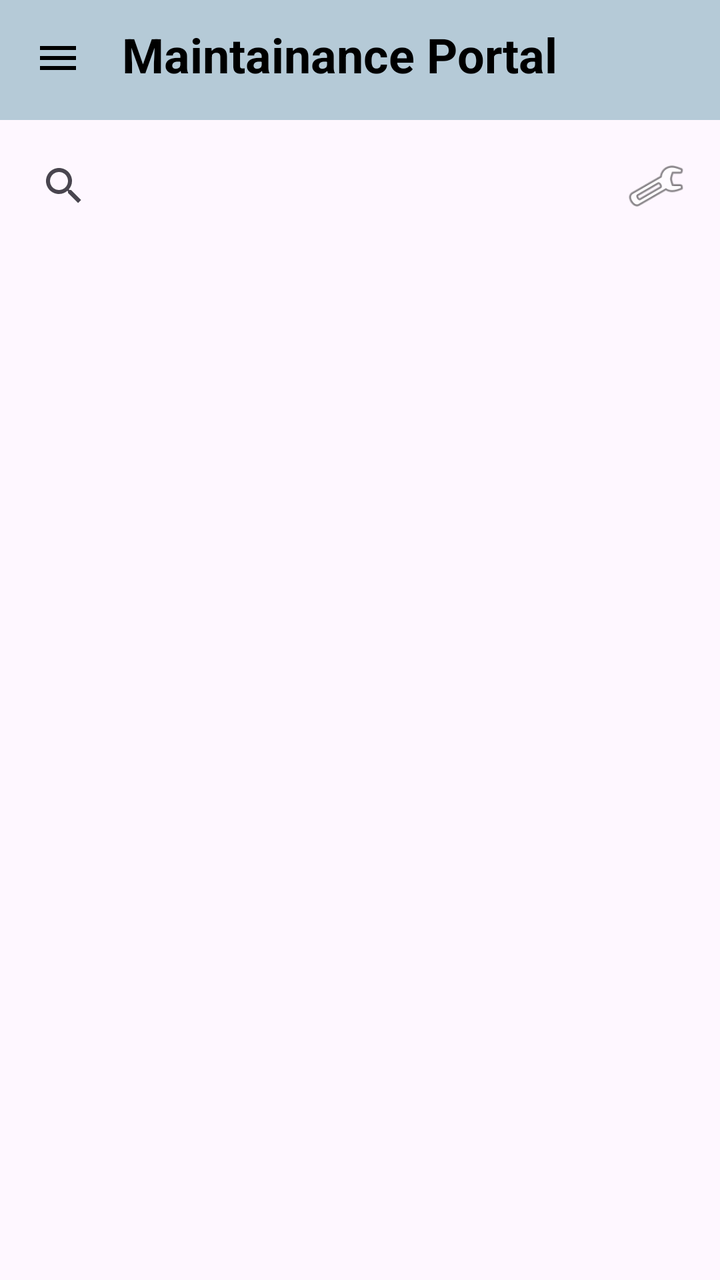
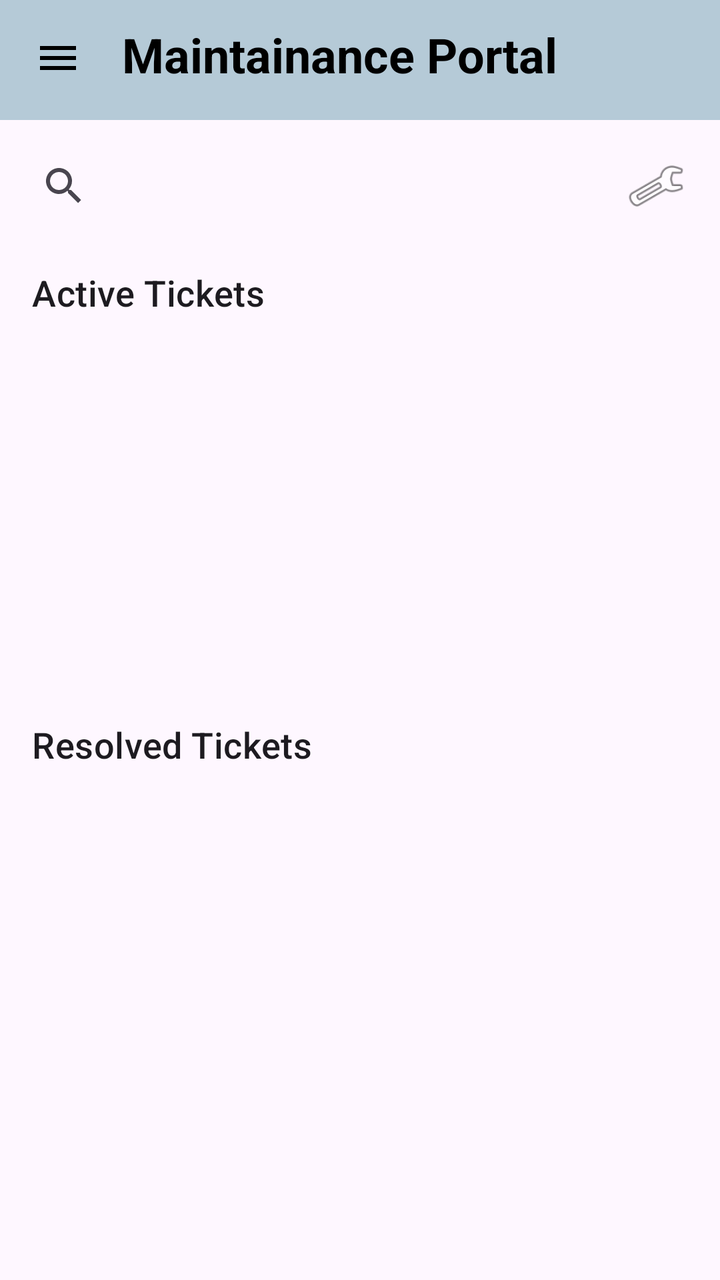

Compare the two renders of this Android layout. The source of the first and the diff that turns it into the second are given below.
<!-- AndroidManifest.xml: application theme Theme.CampusFix -->
<!-- res/layout/activity_maintainance_task.xml -->
<?xml version="1.0" encoding="utf-8"?>
<androidx.constraintlayout.widget.ConstraintLayout xmlns:android="http://schemas.android.com/apk/res/android"
    android:layout_width="match_parent"
    android:layout_height="match_parent"
    xmlns:app="http://schemas.android.com/apk/res-auto">
    
    <LinearLayout
        android:id="@+id/topBar"
        android:layout_width="match_parent"
        android:layout_height="60dp"
        android:background="@color/material_dynamic_secondary80"
        android:orientation="horizontal"
        android:gravity="start"
        android:padding="5dp"
        app:layout_constraintTop_toTopOf="parent"
        >
        <ImageView
            android:id="@+id/ivClose"
            android:layout_width="48dp"
            android:layout_height="48dp"
            android:layout_marginEnd="8dp"
            android:contentDescription="Close button"
            android:padding="12dp"
            android:src="@drawable/ic_menu"
            />
        <TextView
            android:id="@+id/tvReportTitle"
            android:layout_width="wrap_content"
            android:layout_height="wrap_content"
            android:layout_marginTop="6dp"
            android:text="Maintainance Portal"
            android:textColor="@android:color/black"
            android:textSize="24sp"
            android:textStyle="bold"
            />
    </LinearLayout>

    <LinearLayout
        android:layout_width="match_parent"
        android:layout_height="wrap_content"
        android:layout_margin="8dp"
        app:layout_constraintTop_toBottomOf="@id/topBar"
        android:orientation="horizontal"
        android:gravity="center_vertical"
        >
        <SearchView
            android:id="@+id/search_bar"
            android:layout_width="0dp"
            android:layout_weight=".6"
            android:layout_height="50dp"
            android:layout_gravity="fill_horizontal"
            />
        <ImageView
            android:layout_width="30dp"
            android:layout_height="30dp"
            android:layout_margin="9dp"
            android:id="@+id/ic_filter"
            android:src="@android:drawable/ic_menu_preferences"
            android:contentDescription="filter icon"/>
    </LinearLayout>


</androidx.constraintlayout.widget.ConstraintLayout>
<!-- resources referenced by this layout -->
<resources>
  <!-- drawable ic_menu (drawable) -->
  <vector xmlns:android="http://schemas.android.com/apk/res/android"
      android:width="24dp"
      android:height="24dp"
      android:viewportWidth="24"
      android:viewportHeight="24"
      android:tint="#000000">
      <path
          android:fillColor="@android:color/white"
          android:pathData="M3,18h18v-2L3,16v2zM3,13h18v-2L3,11v2zM3,6v2h18L21,6L3,6z" />
  </vector>
  <style name="Theme.CampusFix" parent="Theme.Material3.Light.NoActionBar" />
</resources>

<!-- the commit's change to res/layout/activity_maintainance_task.xml (unified diff, before → after) -->
@@ -36,6 +36,7 @@
     </LinearLayout>
 
     <LinearLayout
+        android:id="@+id/ll_search_bar"
         android:layout_width="match_parent"
         android:layout_height="wrap_content"
         android:layout_margin="8dp"
@@ -59,5 +60,88 @@
             android:contentDescription="filter icon"/>
     </LinearLayout>
 
+    <androidx.constraintlayout.widget.Guideline
+        android:id="@+id/midGuideline"
+        android:layout_width="wrap_content"
+        android:layout_height="wrap_content"
+        android:orientation="horizontal"
+        app:layout_constraintGuide_percent="0.55" />
+
+    <TextView
+        android:id="@+id/tvActiveHeader"
+        android:layout_width="0dp"
+        android:layout_height="wrap_content"
+        android:layout_marginStart="16dp"
+        android:layout_marginTop="16dp"
+        android:text="Active Tickets"
+        android:textSize="18sp"
+        android:textAppearance="?attr/textAppearanceTitleMedium"
+        app:layout_constraintEnd_toEndOf="parent"
+        app:layout_constraintStart_toStartOf="parent"
+        app:layout_constraintTop_toBottomOf="@id/ll_search_bar" />
+
+    <androidx.recyclerview.widget.RecyclerView
+        android:id="@+id/rvActive"
+        android:layout_width="0dp"
+        android:layout_height="0dp"
+        android:clipToPadding="false"
+        android:orientation="vertical"
+        android:paddingHorizontal="16dp"
+        android:paddingVertical="8dp"
+        app:layoutManager="androidx.recyclerview.widget.LinearLayoutManager"
+        app:layout_constraintBottom_toTopOf="@id/midGuideline"
+        app:layout_constraintEnd_toEndOf="parent"
+        app:layout_constraintStart_toStartOf="parent"
+        app:layout_constraintTop_toBottomOf="@id/tvActiveHeader" />
+
+    <TextView
+        android:id="@+id/tvActiveEmpty"
+        android:layout_width="wrap_content"
+        android:layout_height="wrap_content"
+        android:text="No Active Tickets"
+        android:visibility="gone"
+        app:layout_constraintBottom_toBottomOf="@id/rvActive"
+        app:layout_constraintEnd_toEndOf="@id/rvActive"
+        app:layout_constraintStart_toStartOf="@id/rvActive"
+        app:layout_constraintTop_toTopOf="@id/rvActive" />
+
+    <TextView
+        android:id="@+id/tvResolvedHeader"
+        android:layout_width="0dp"
+        android:layout_height="wrap_content"
+        android:layout_marginStart="16dp"
+        android:layout_marginTop="8dp"
+        android:text="Resolved Tickets"
+        android:textSize="18sp"
+        android:textAppearance="?attr/textAppearanceTitleMedium"
+        app:layout_constraintEnd_toEndOf="parent"
+        app:layout_constraintStart_toStartOf="parent"
+        app:layout_constraintTop_toBottomOf="@id/midGuideline" />
+
+    <androidx.recyclerview.widget.RecyclerView
+        android:id="@+id/rvResolved"
+        android:layout_width="0dp"
+        android:layout_height="0dp"
+        android:clipToPadding="false"
+        android:orientation="vertical"
+        android:paddingHorizontal="16dp"
+        android:paddingVertical="8dp"
+        app:layoutManager="androidx.recyclerview.widget.LinearLayoutManager"
+        app:layout_constraintBottom_toBottomOf="parent"
+        app:layout_constraintEnd_toEndOf="parent"
+        app:layout_constraintStart_toStartOf="parent"
+        app:layout_constraintTop_toBottomOf="@id/tvResolvedHeader" />
+
+    <TextView
+        android:id="@+id/tvResolvedEmpty"
+        android:layout_width="wrap_content"
+        android:layout_height="wrap_content"
+        android:text="No resolved tickets"
+        android:visibility="gone"
+        app:layout_constraintBottom_toBottomOf="@id/rvResolved"
+        app:layout_constraintEnd_toEndOf="@id/rvResolved"
+        app:layout_constraintStart_toStartOf="@id/rvResolved"
+        app:layout_constraintTop_toTopOf="@id/rvResolved" />
+
 
 </androidx.constraintlayout.widget.ConstraintLayout>
